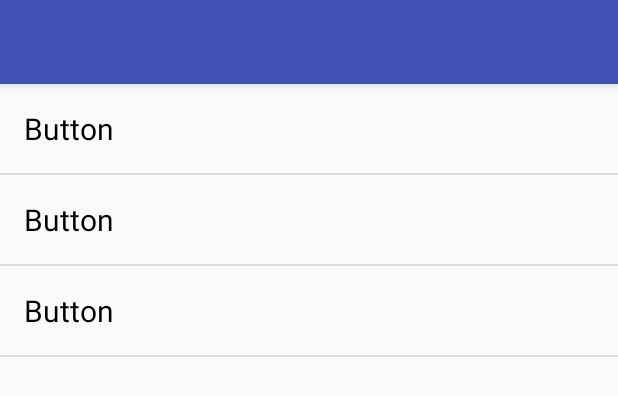
After one commit to FinelifeX/KnowYourAndroid, an Android app: the layout fragment_class_list.xml on its own in the app's theme, with its tools: preview values and no code run, on a phone screen of 412 x 824 dp. The commit adds this screen. Shown: the top 396 px of the screen. Run offline under Robolectric (Android 15) with nearby library versions, the phone set to English and light mode, and no system bars.

Commit message:
Developer handbook ver 1.0

```diff
--- /dev/null
+++ b/app/src/main/res/layout/fragment_class_list.xml
@@ -0,0 +1,32 @@
+<?xml version="1.0" encoding="utf-8"?>
+<LinearLayout xmlns:android="http://schemas.android.com/apk/res/android"
+    xmlns:app="http://schemas.android.com/apk/res-auto"
+    xmlns:tools="http://schemas.android.com/tools"
+    android:layout_width="match_parent"
+    android:layout_height="match_parent"
+    android:orientation="vertical">
+
+    <android.support.design.widget.AppBarLayout xmlns:android="http://schemas.android.com/apk/res/android"
+        android:id="@+id/ab_chat"
+        android:layout_width="match_parent"
+        android:layout_height="wrap_content"
+        android:theme="@style/ThemeOverlay.AppCompat.Dark.ActionBar">
+
+        <android.support.v7.widget.Toolbar
+            android:id="@+id/tb_chat"
+            android:layout_width="match_parent"
+            android:layout_height="wrap_content"
+            android:background="@color/colorPrimary"
+            app:popupTheme="@style/ThemeOverlay.AppCompat.Light" />
+    </android.support.design.widget.AppBarLayout>
+
+    <android.support.v7.widget.RecyclerView
+        android:id="@+id/recycler_view"
+        android:layout_width="match_parent"
+        android:layout_height="match_parent"
+        tools:listitem="@layout/item_class">
+
+    </android.support.v7.widget.RecyclerView>
+
+
+</LinearLayout>
--- /dev/null
+++ b/app/src/main/res/layout/item_class.xml
@@ -0,0 +1,23 @@
+<?xml version="1.0" encoding="utf-8"?>
+<RelativeLayout xmlns:android="http://schemas.android.com/apk/res/android"
+    android:layout_width="wrap_content"
+    android:layout_height="wrap_content"
+    xmlns:tools="http://schemas.android.com/tools">
+
+    <TextView
+        android:layout_width="wrap_content"
+        android:layout_height="wrap_content"
+        android:id="@+id/class_name"
+        android:textSize="@dimen/text_large"
+        android:textColor="@color/colorBlack"
+        android:layout_margin="@dimen/activity_horizontal_margin"
+        tools:text="Button"/>
+
+    <View
+        android:id="@+id/divider"
+        android:layout_below="@id/class_name"
+        android:layout_width="match_parent"
+        android:layout_height="1dp"
+        android:background="?android:attr/listDivider" />
+
+</RelativeLayout>
```
Also changed, not shown: app/src/main/res/layout/activity_drawer.xml (+6 -3 lines), app/src/main/res/layout/fragment_method_list.xml (added, +32 -0 lines), app/src/main/res/layout/item_method.xml (added, +47 -0 lines).
